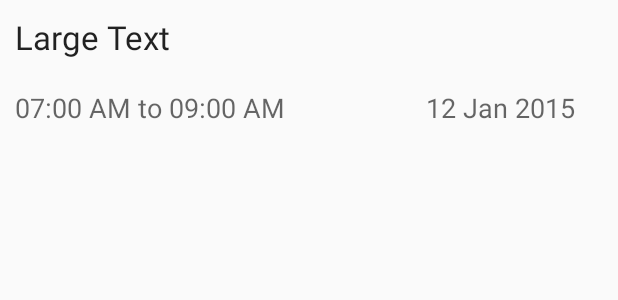
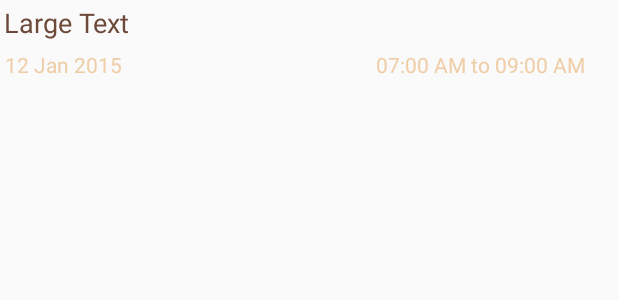
Before and after one commit to cyberpirate92/droidSilencer, an Android app: the layout event_list_item.xml on its own in the app's theme, with its tools: preview values and no code run, on a phone screen of 412 x 824 dp. Shown: the top 300 px of the screen. Run offline under Robolectric (Android 15) with nearby library versions, the phone set to English and light mode, and no system bars.

Commit message:
Modified UI for activity_main, added utility functions to the SilenceEvent class.

```diff
--- a/app/src/main/java/com/raviteja/silencer/MainActivity.java
+++ b/app/src/main/java/com/raviteja/silencer/MainActivity.java
@@ -1,6 +1,9 @@
 package com.raviteja.silencer;
 
 import android.content.Intent;
+import android.graphics.Color;
+import android.graphics.Typeface;
+import android.graphics.drawable.ColorDrawable;
 import android.support.v7.app.ActionBarActivity;
 import android.os.Bundle;
 import android.view.Menu;
@@ -22,6 +25,7 @@ public class MainActivity extends ActionBarActivity {
         adapter = new EventListAdapter(this,db.getAllEvents());
         silenceList.setAdapter(adapter);
         adapter.notifyDataSetChanged();
+        this.getSupportActionBar().setBackgroundDrawable(new ColorDrawable(Color.parseColor("#6D4939")));
     }
 
     @Override
--- a/app/src/main/java/com/raviteja/silencer/NewEvent.java
+++ b/app/src/main/java/com/raviteja/silencer/NewEvent.java
@@ -105,6 +105,7 @@ public class NewEvent extends ActionBarActivity {
                     target.setText(hourOfDay+":"+minute);
                 }
             },hour,min,false);
+            timePicker.setTitle(target.equals(etFromTime) ? "Start time" : "End time");
             timePicker.show();
         }
         catch(Exception e)
--- a/app/src/main/res/layout/activity_main.xml
+++ b/app/src/main/res/layout/activity_main.xml
@@ -3,6 +3,7 @@
     android:layout_height="match_parent" android:paddingLeft="@dimen/activity_horizontal_margin"
     android:paddingRight="@dimen/activity_horizontal_margin"
     android:paddingTop="@dimen/activity_vertical_margin"
+    android:background="#D99178"
     android:paddingBottom="@dimen/activity_vertical_margin" tools:context=".MainActivity">
 
     <ListView
--- a/app/src/main/res/layout/event_list_item.xml
+++ b/app/src/main/res/layout/event_list_item.xml
@@ -6,10 +6,11 @@
     <TextView
         android:layout_width="match_parent"
         android:layout_height="wrap_content"
-        android:textAppearance="?android:attr/textAppearanceLarge"
+        android:textAppearance="?android:attr/textAppearanceMedium"
         android:text="Large Text"
-        android:padding="10dp"
-        android:id="@+id/tvDescription" />
+        android:padding="2.5dp"
+        android:id="@+id/tvDescription"
+        android:textColor="#6D4939"/>
 
     <LinearLayout
         android:orientation="horizontal"
@@ -20,22 +21,24 @@
         <TextView
             android:layout_width="wrap_content"
             android:layout_height="wrap_content"
-            android:textAppearance="?android:attr/textAppearanceMedium"
-            android:text="07:00 AM to 09:00 AM"
-            android:layout_weight="8"
-            android:id="@+id/tvTimeRange"
-            android:padding="10dp"/>
+            android:textAppearance="?android:attr/textAppearanceSmall"
+            android:text="12 Jan 2015"
+            android:textAlignment="textEnd"
+            android:layout_gravity="end"
+            android:textColor="#EFCDA7"
+            android:layout_weight="9"
+            android:id="@+id/tvDate"
+            android:padding="3dp"/>
 
         <TextView
             android:layout_width="wrap_content"
             android:layout_height="wrap_content"
-            android:textAppearance="?android:attr/textAppearanceMedium"
-            android:text="12 Jan 2015"
-            android:textAlignment="textEnd"
-            android:layout_gravity="end"
-            android:layout_weight="2"
-            android:id="@+id/tvDate"
-            android:padding="10dp"/>
+            android:textAppearance="?android:attr/textAppearanceSmall"
+            android:text="07:00 AM to 09:00 AM"
+            android:layout_weight="1"
+            android:textColor="#EFCDA7"
+            android:id="@+id/tvTimeRange"
+            android:padding="3dp"/>
 
     </LinearLayout>
 </LinearLayout>
```
Also changed, not shown: app/src/main/java/com/raviteja/silencer/EventListAdapter.java (+10 -3 lines), app/src/main/java/com/raviteja/silencer/SilenceEvent.java (+39 -0 lines), app/src/main/java/com/raviteja/silencer/Time.java (added, +20 -0 lines), app/src/main/assets/fonts/KlinicSlabBold.otf (added), app/src/main/assets/fonts/KlinicSlabBook.otf (added), app/src/main/assets/fonts/KlinicSlabLight.otf (added), app/src/main/assets/fonts/KlinicSlabMedium.otf (added).
